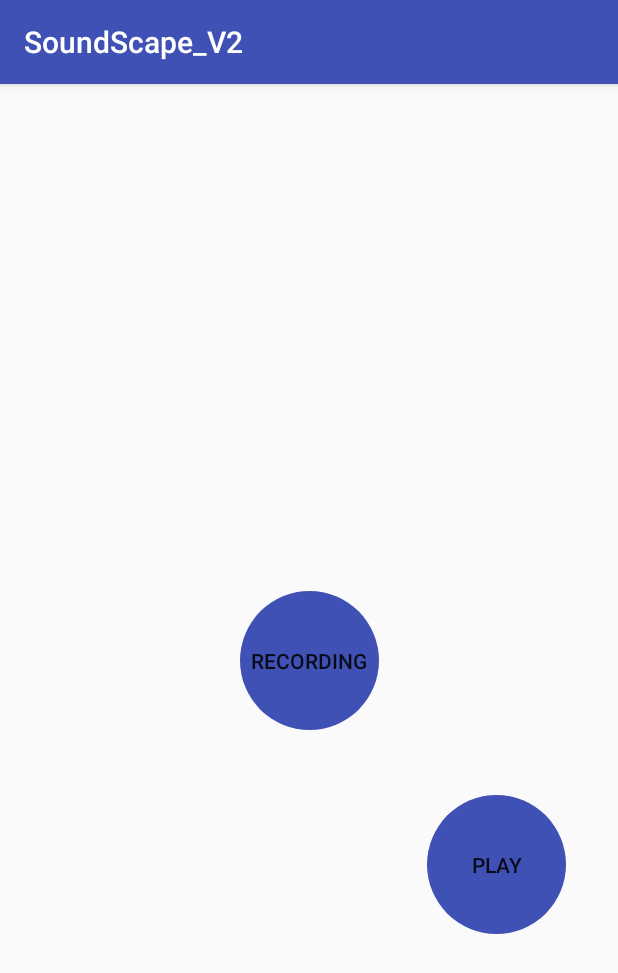
After one commit to Team-RHR/soundscape, an Android app: the RecordingActivity screen opened directly, with no data from a screen before it, on a phone screen of 412 x 824 dp. The commit adds this screen. Shown: the top 973 px of the screen. Run offline under Robolectric (Android 15) with nearby library versions, the phone set to English and light mode, and no system bars.

Commit message:
add recording and play functions

```diff
--- a/app/build.gradle
+++ b/app/build.gradle
@@ -24,10 +24,12 @@ android {
 
 dependencies {
     implementation fileTree(dir: 'libs', include: ['*.jar'])
-    implementation"org.jetbrains.kotlin:kotlin-stdlib-jdk7:$kotlin_version"
+    implementation "org.jetbrains.kotlin:kotlin-stdlib-jdk7:$kotlin_version"
     implementation 'com.android.support:appcompat-v7:28.0.0'
     implementation 'com.android.support.constraint:constraint-layout:1.1.3'
     testImplementation 'junit:junit:4.12'
     androidTestImplementation 'com.android.support.test:runner:1.0.2'
     androidTestImplementation 'com.android.support.test.espresso:espresso-core:3.0.2'
+
+    implementation 'org.jetbrains.anko:anko:0.10.5'
 }
--- a/app/src/main/AndroidManifest.xml
+++ b/app/src/main/AndroidManifest.xml
@@ -16,6 +16,7 @@
                 <category android:name="android.intent.category.LAUNCHER" />
             </intent-filter>
         </activity>
+        <activity android:name=".RecordingActivity"></activity>
     </application>
 
 </manifest>
--- /dev/null
+++ b/app/src/main/res/drawable/circle_view.xml
@@ -0,0 +1,15 @@
+<?xml version="1.0" encoding="utf-8"?>
+<shape xmlns:android="http://schemas.android.com/apk/res/android"
+       android:shape="oval"
+       android:useLevel="false">
+
+    <solid android:color="@color/colorPrimary"/>
+
+    <stroke
+        android:width="1dp"
+        android:color="@android:color/transparent"/>
+
+    <size
+        android:width="94dp"
+        android:height="94dp"/>
+</shape>
--- a/app/src/main/res/layout/activity_main.xml
+++ b/app/src/main/res/layout/activity_main.xml
@@ -6,10 +6,11 @@
     android:layout_height="match_parent"
     tools:context=".MainActivity">
 
-    <TextView
+    <Button
+        android:id="@+id/startRecordingActivityBtn"
         android:layout_width="wrap_content"
         android:layout_height="wrap_content"
-        android:text="Hello World!"
+        android:text="Start Recording Activity!"
         app:layout_constraintBottom_toBottomOf="parent"
         app:layout_constraintLeft_toLeftOf="parent"
         app:layout_constraintRight_toRightOf="parent"
--- /dev/null
+++ b/app/src/main/res/layout/activity_recording.xml
@@ -0,0 +1,47 @@
+<?xml version="1.0" encoding="utf-8"?>
+<android.support.constraint.ConstraintLayout xmlns:android="http://schemas.android.com/apk/res/android"
+    xmlns:app="http://schemas.android.com/apk/res-auto"
+    xmlns:tools="http://schemas.android.com/tools"
+    android:layout_width="match_parent"
+    android:layout_height="match_parent"
+    tools:context=".RecordingActivity">
+
+
+    <Button
+        android:id="@+id/recordingBtn"
+        android:layout_width="wrap_content"
+        android:layout_height="wrap_content"
+        android:text="Recording"
+        android:background="@drawable/circle_view"
+        app:layout_constraintBottom_toBottomOf="parent"
+        app:layout_constraintLeft_toLeftOf="parent"
+        app:layout_constraintRight_toRightOf="parent"
+        app:layout_constraintTop_toTopOf="parent" />
+
+    <Button
+        android:id="@+id/playRecordingBtn"
+        android:layout_width="wrap_content"
+        android:layout_height="wrap_content"
+        android:background="@drawable/circle_view"
+        android:text="Play"
+        app:layout_constraintBottom_toBottomOf="parent"
+        app:layout_constraintHorizontal_bias="0.893"
+        app:layout_constraintLeft_toLeftOf="parent"
+        app:layout_constraintRight_toRightOf="parent"
+        app:layout_constraintTop_toTopOf="parent"
+        app:layout_constraintVertical_bias="0.702" />
+
+    <TextView
+        android:id="@+id/storageTV"
+        android:layout_width="wrap_content"
+        android:layout_height="wrap_content"
+        android:layout_marginEnd="8dp"
+        android:layout_marginStart="8dp"
+        android:layout_marginTop="8dp"
+        android:text=""
+        android:textSize="14sp"
+        app:layout_constraintEnd_toEndOf="parent"
+        app:layout_constraintStart_toStartOf="parent"
+        app:layout_constraintTop_toBottomOf="@+id/recordingBtn" />
+
+</android.support.constraint.ConstraintLayout>
--- a/build.gradle
+++ b/build.gradle
@@ -7,7 +7,7 @@ buildscript {
         jcenter()
     }
     dependencies {
-        classpath 'com.android.tools.build:gradle:3.1.4'
+        classpath 'com.android.tools.build:gradle:3.2.1'
         classpath "org.jetbrains.kotlin:kotlin-gradle-plugin:$kotlin_version"
 
         // NOTE: Do not place your application dependencies here; they belong
```
Also changed, not shown: app/src/main/java/com/example/kkgroup/soundscape_v2/MainActivity.kt (+8 -0 lines), app/src/main/java/com/example/kkgroup/soundscape_v2/RecordingActivity.kt (added, +136 -0 lines), gradle/wrapper/gradle-wrapper.properties.
